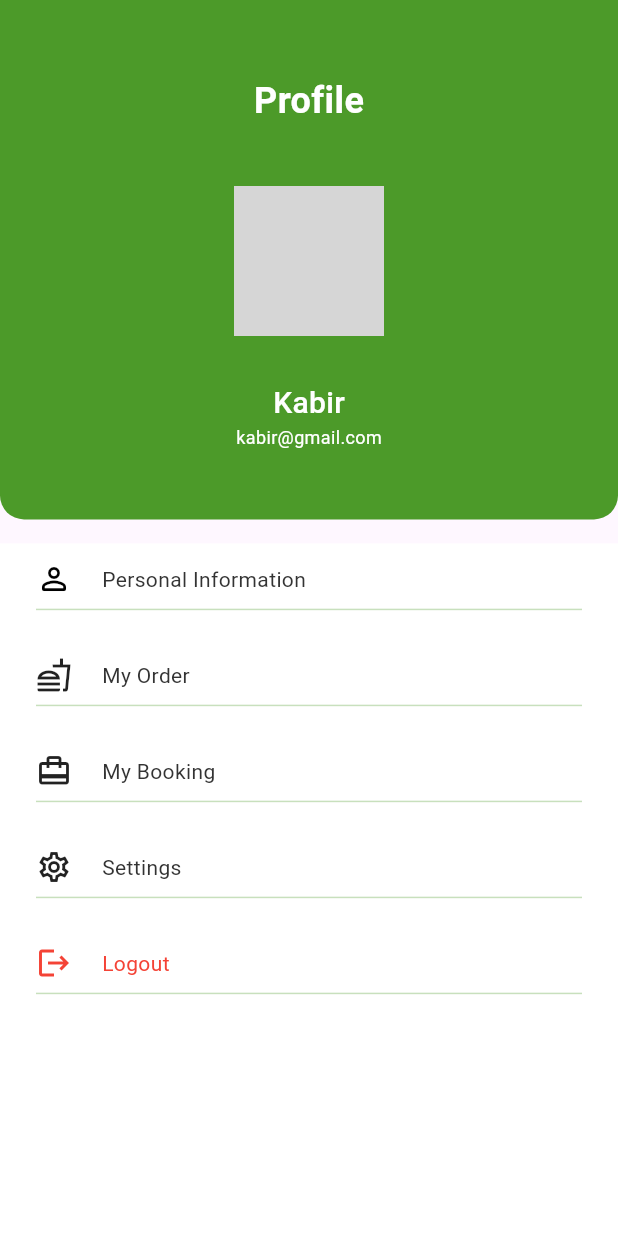
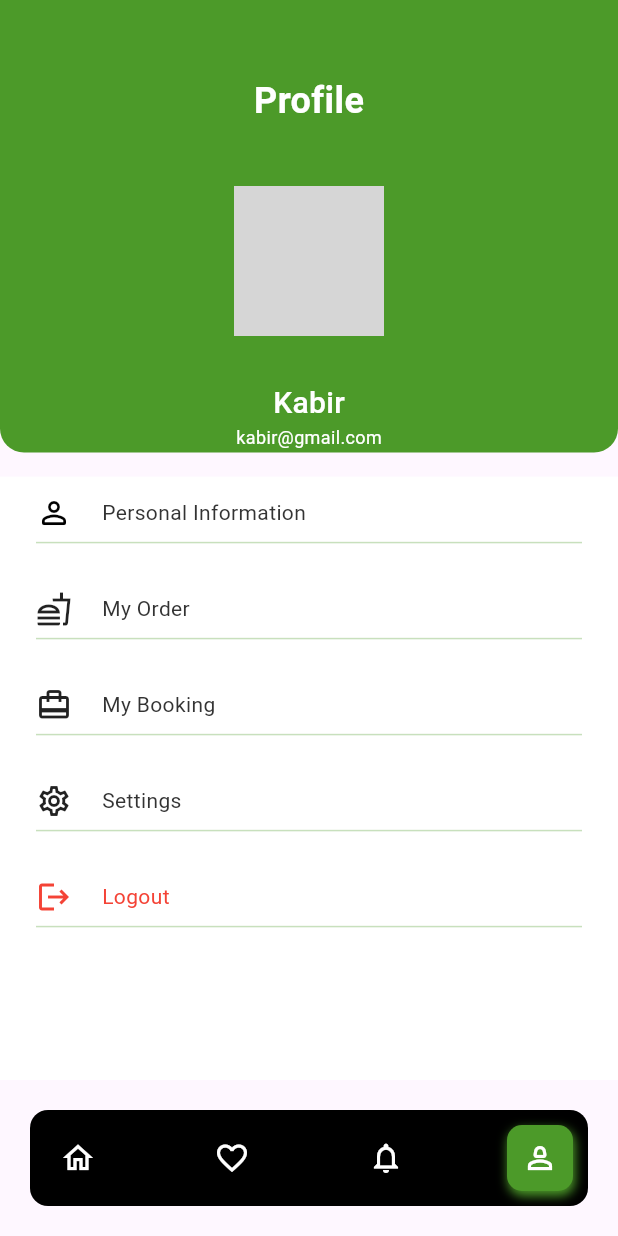
Before and after one commit to bdCalling-Sdt-hub/restaurant-management, a Flutter app: the ProfileScreen screen opened by its route, on a phone screen of 412 x 824 dp. Run offline on Flutter 3.47's test engine with Material 3 defaults, Android fonts, the phone set to English and light mode, and no system bars; our stand-ins replace carousel_slider, dots_indicator, get, google_fonts, image_picker, pin_code_fields; network calls fail; grey boxes are pictures that could not be loaded.

Commit message:
bottom nav bar

```diff
--- a/lib/view/screens/profile/profile_screen.dart
+++ b/lib/view/screens/profile/profile_screen.dart
@@ -5,6 +5,7 @@ import 'package:restaurant_management/view/screens/my_orders/my_order_screen.dar
 import 'package:restaurant_management/view/screens/settings/setting_screen.dart';
 import 'package:restaurant_management/view/widgets/custom_text.dart';
 
+import '../../widgets/bottom_nav/bottom_nav.dart';
 import '../../widgets/elevated_button.dart';
 import 'inner_screen/personal_info_screen.dart';
 
@@ -132,8 +133,11 @@ class _ProfileScreenState extends State<ProfileScreen> {
 
         ],
       ),
+      bottomNavigationBar: const CustomBottomNavBar(currentIndex: 3),
     );
   }
+
+  ///=================Alert Dialoge==================//
   alertDialog(){
     showDialog(context: context, builder: (context){
       return  AlertDialog(
@@ -161,6 +165,7 @@ class _ProfileScreenState extends State<ProfileScreen> {
         ],
 
       );
-    });
+    }
+    );
   }
 }
--- a/lib/view/screens/table_booking_screen/table_booking_screen.dart
+++ b/lib/view/screens/table_booking_screen/table_booking_screen.dart
@@ -53,7 +53,6 @@ class _TableBookingScreenState extends State<TableBookingScreen> {
         centerTitle: true,
         title:const FittedBox(child: CustomText(text: "Sea Grill North Miami Beach",color: AppColors.blackNormal,fontSize: 24,fontWeight: FontWeight.w600,)),
       ),
-
       body:  GetBuilder<TableBookController>(
         builder: (controller) {
           return SingleChildScrollView(
--- a/lib/view/widgets/bottom_nav/bottom_nav.dart
+++ b/lib/view/widgets/bottom_nav/bottom_nav.dart
@@ -1,108 +1,104 @@
-//
-//
-// import 'package:flutter/material.dart';
-// import 'package:font_awesome_flutter/font_awesome_flutter.dart';
-// import 'package:get/get.dart';
-// import 'package:google_fonts/google_fonts.dart';
-// import 'package:united_anti_waste_food/utils/app_routes.dart';
-// import '../../../utils/app_colors.dart';
-//
-// class CustomBottomNavBar extends StatefulWidget {
-//   final int currentIndex;
-//
-//   const CustomBottomNavBar({required this.currentIndex, super.key});
-//
-//   @override
-//   State<CustomBottomNavBar> createState() => _CustomBottomNavBarState();
-// }
-//
-// class _CustomBottomNavBarState extends State<CustomBottomNavBar> {
-//   var bottomNavIndex = 0;
-//     List<Widget> unselectedIcons = [
-//       const Icon(Icons.home_outlined, color: Colors.black),
-//       const Icon(Icons.favorite_border, color: Colors.black),
-//       const Icon(Icons.search, color: Colors.black),
-//       const Icon(Icons.person_2_outlined, color: Colors.black),
-//     ];
-//     List<Widget> selectedIcons = [
-//     const Icon(Icons.home_filled, color: Colors.white),
-//     const Icon(Icons.favorite, color: Colors.white),
-//     const FaIcon(Icons.search, color: Colors.white),
-//     const Icon(Icons.person_3_rounded, color: Colors.white),
-//   ];
-//   List<String> navList = ["Home", "Favourite", "Search", "Profile"];
-//   @override
-//   void initState() {
-//     bottomNavIndex = widget.currentIndex;
-//     super.initState();
-//   }
-//
-//   @override
-//   Widget build(BuildContext context) {
-//     return SingleChildScrollView(
-//       physics: const NeverScrollableScrollPhysics(),
-//       child: Container(
-//         width: MediaQuery.of(context).size.width,
-//         alignment: Alignment.center,
-//         decoration: const ShapeDecoration(
-//           color: AppColors.olive_100,
-//           shape: RoundedRectangleBorder(
-//             borderRadius: BorderRadius.only(
-//               topLeft: Radius.circular(0),
-//               topRight: Radius.circular(0),
-//             ),
-//           ),
-//         ),
-//         child: Row(
-//           mainAxisAlignment: MainAxisAlignment.spaceBetween,
-//           children: List.generate(
-//             unselectedIcons.length,
-//                 (index) {
-//               return  GestureDetector(
-//                 onTap: () => onTap(index),
-//                 child: Container(
-//                   padding: const EdgeInsetsDirectional.symmetric(horizontal: 20, vertical: 24),
-//                   color:index==bottomNavIndex ? AppColors.olive_500:AppColors.olive_100,
-//                   child: Column(
-//                     children: [
-//                      index==bottomNavIndex? selectedIcons[index]:unselectedIcons[index],
-//                       Text(
-//                         navList[index].tr,
-//                         style: GoogleFonts.openSans(
-//                             color: index == bottomNavIndex
-//                                 ? AppColors.whiteColor
-//                                 : AppColors.black_500,
-//                             fontSize: 14,
-//                             fontWeight: FontWeight.w500),
-//                       )
-//                     ],
-//                   ),
-//                 ),
-//               );
-//                 }
-//
-//           ),
-//         ),
-//       ),
-//     );
-//   }
-//   void onTap(int index) async {
-//     if (index == 0) {
-//       if (!(widget.currentIndex == 0)) {
-//        Get.toNamed(AppRoute.homeScreen);
-//       }
-//     } else if (index == 1) {
-//       if (!(widget.currentIndex == 1)) {
-//         Get.toNamed(AppRoute.favoriteScree);
-//       }
-//     } else if (index == 2) {
-//       if (!(widget.currentIndex == 2)) {
-//         Get.toNamed(AppRoute.searchScreen);
-//       }
-//     } else if (index == 3) {
-//       if (!(widget.currentIndex == 3)) {
-//         Get.toNamed(AppRoute.profileScreen);
-//       }
-//     }
-//   }
-// }
+import 'package:flutter/material.dart';
+import 'package:get/get.dart';
+import '../../../utils/app_colors.dart';
+import '../../../utils/app_routes.dart';
+
+class CustomBottomNavBar extends StatefulWidget {
+  final int currentIndex;
+
+  const CustomBottomNavBar({required this.currentIndex, super.key});
+
+  @override
+  State<CustomBottomNavBar> createState() => _CustomBottomNavBarState();
+}
+
+class _CustomBottomNavBarState extends State<CustomBottomNavBar> {
+  var bottomNavIndex = 0;
+    List<Widget> unselectedIcons = [
+      const Icon(Icons.home_outlined, color: Colors.white),
+      const Icon(Icons.favorite_border, color: Colors.white),
+      const Icon(Icons.notifications_outlined, color: Colors.white),
+      const Icon(Icons.person_2_outlined, color: Colors.white),
+    ];
+    List<Widget> selectedIcons = [
+    const Icon(Icons.home_outlined, color: Colors.white),
+    const Icon(Icons.favorite_border, color: Colors.white),
+    const Icon(Icons.notifications_outlined, color: Colors.white),
+    const Icon(Icons.person_2_outlined, color: Colors.white),
+  ];
+  @override
+  void initState() {
+    bottomNavIndex = widget.currentIndex;
+    super.initState();
+  }
+
+  @override
+  Widget build(BuildContext context) {
+    return SingleChildScrollView(
+      physics: const NeverScrollableScrollPhysics(),
+      child: Container(
+        margin: const EdgeInsets.all(20),
+        width: MediaQuery.of(context).size.width,
+        alignment: Alignment.center,
+        decoration:  BoxDecoration(
+          color: AppColors.blackNormal,
+          borderRadius: BorderRadius.circular(12)
+        ),
+        child: Row(
+          mainAxisAlignment: MainAxisAlignment.spaceBetween,
+          children: List.generate(
+            selectedIcons.length,
+                (index) {
+              return  GestureDetector(
+                onTap: () => onTap(index),
+                child: Container(
+                   decoration: BoxDecoration(
+                     borderRadius: BorderRadius.circular(10),
+                     color:index==bottomNavIndex ? AppColors.greenNormal:AppColors.blackNormal,
+                      boxShadow: index==bottomNavIndex ?  [
+                      const BoxShadow(
+                        color: Color(0xFF4C9A29
+                        ),
+                        blurRadius: 5,
+                        offset: Offset(1, 3),
+                        spreadRadius: 0,
+                      )
+                      ]: [
+                       const BoxShadow(
+
+                       )
+                     ],
+                   ),
+                 padding: const EdgeInsetsDirectional.symmetric(horizontal: 10, vertical: 10),
+                  margin: const EdgeInsetsDirectional.symmetric(horizontal: 10, vertical: 10),
+
+                  child: index==bottomNavIndex? selectedIcons[index]:unselectedIcons[index],
+                ),
+              );
+                }
+
+          ),
+        ),
+      ),
+    );
+  }
+  void onTap(int index) async {
+    if (index == 0) {
+      if (!(widget.currentIndex == 0)) {
+       Get.toNamed(AppRoute.homeScreen);
+      }
+    } else if (index == 1) {
+      if (!(widget.currentIndex == 1)) {
+        Get.toNamed(AppRoute.favourite);
+      }
+    } else if (index == 2) {
+      if (!(widget.currentIndex == 2)) {
+        Get.toNamed(AppRoute.notification);
+      }
+    } else if (index == 3) {
+      if (!(widget.currentIndex == 3)) {
+        Get.toNamed(AppRoute.profile);
+      }
+    }
+  }
+}
```
Also changed, not shown: lib/view/screens/favourite/favourite_screen.dart (+3 -18 lines), lib/view/screens/home_screen/home_screen.dart (+8 -2 lines), lib/view/screens/notification/notification_screen.dart (+3 -19 lines), lib/view/screens/table_booking_screen/inner_screen/book_now.dart (+27 -27 lines).
